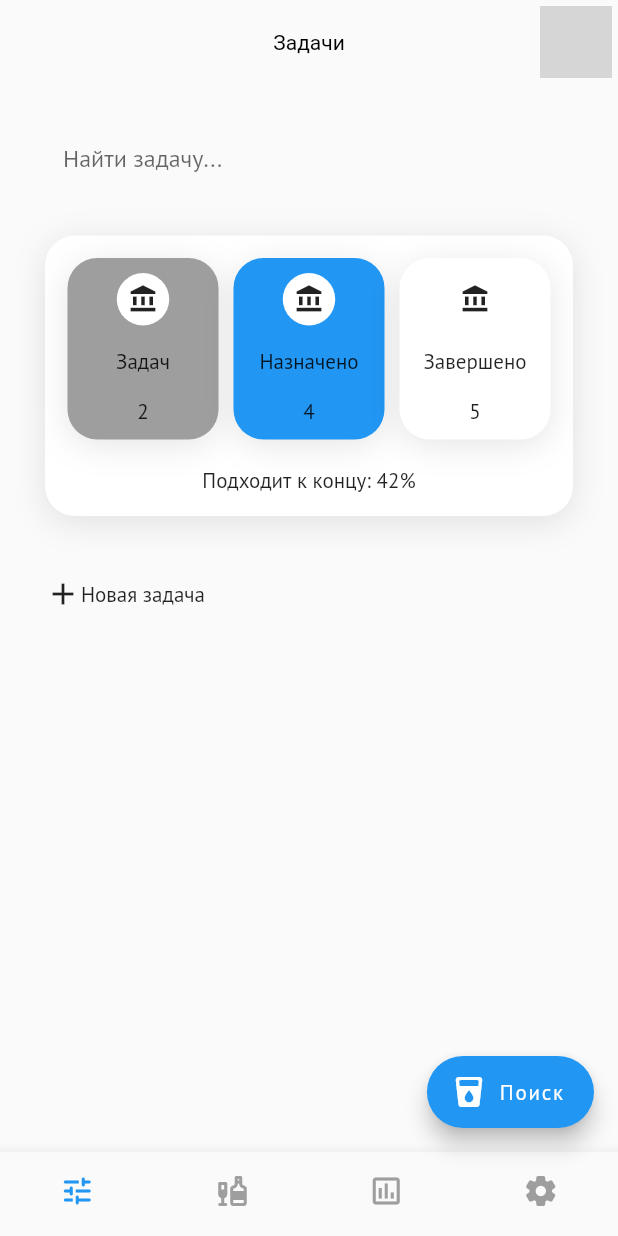
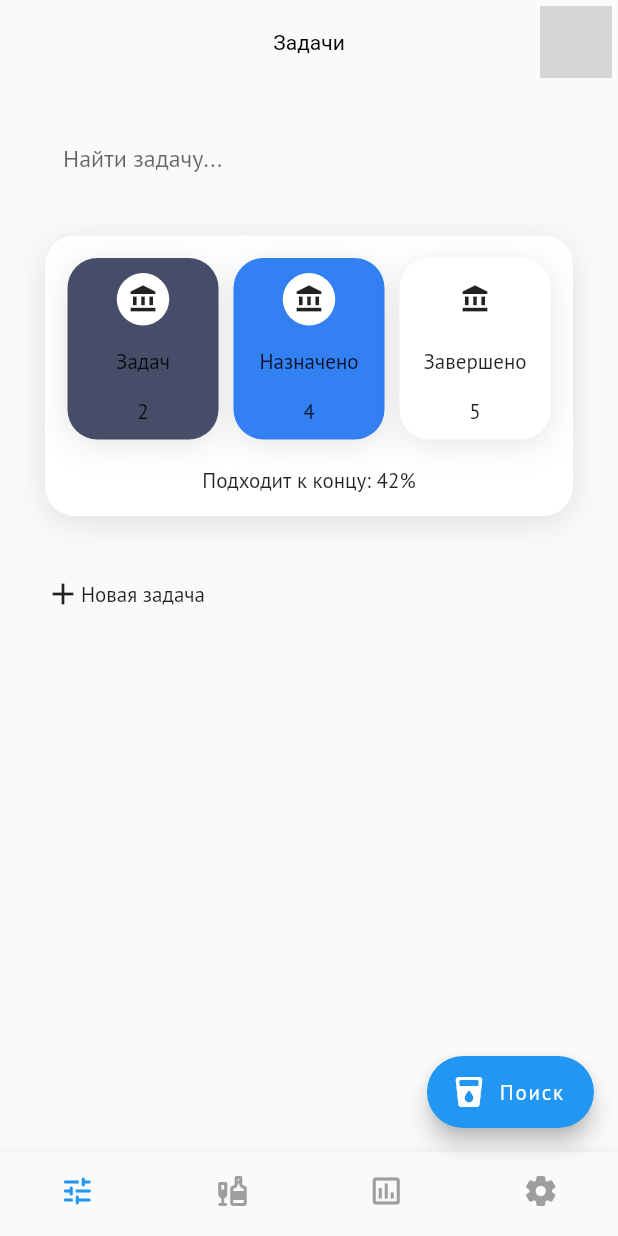
Before and after one commit to black-rusuz/rostelecom, a Flutter app: the screen it shows after launch, on a phone screen of 412 x 824 dp. Run offline on Flutter 3.47's test engine with Material 2 defaults, Android fonts, the phone set to English and light mode, and no system bars; drawn by our look-alikes of cached_network_image; our stand-ins replace dio, equatable, flutter_bloc, get_it, google_fonts, injectable; network calls fail; grey boxes are pictures that could not be loaded.

Commit message:
color temp

```diff
--- a/lib/presentation/pages/home/tasks/tasks_fragment.dart
+++ b/lib/presentation/pages/home/tasks/tasks_fragment.dart
@@ -1,5 +1,6 @@
 import 'package:flutter/material.dart';
 
+import '../../../../styles.dart';
 import '../../../widgets/base_card.dart';
 import '../../../widgets/tasks_board.dart';
 
@@ -53,14 +54,14 @@ class StatsCard extends StatelessWidget {
           Row(
             children: const [
               StatCard(
-                color: Colors.grey,
+                color: Styles.darkColor,
                 icon: Icons.account_balance,
                 title: 'Задач',
                 value: 2,
               ),
               SizedBox(width: 10),
               StatCard(
-                color: Colors.blue,
+                color: Styles.accentColor,
                 icon: Icons.account_balance,
                 title: 'Назначено',
                 value: 4,
```
